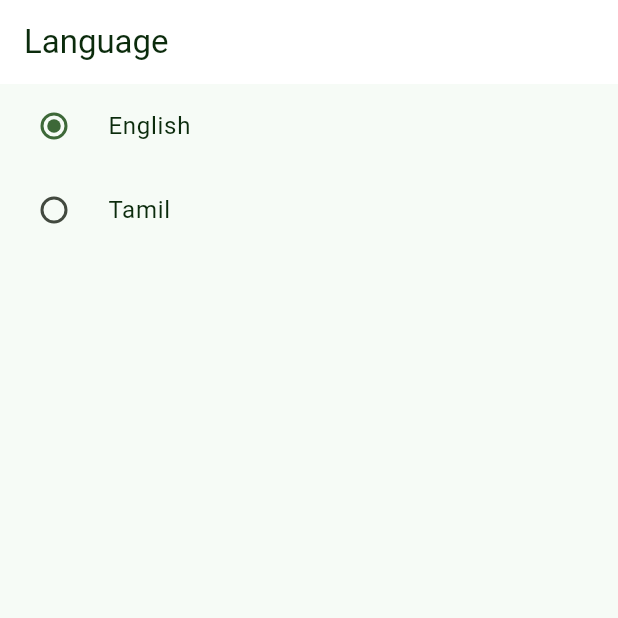
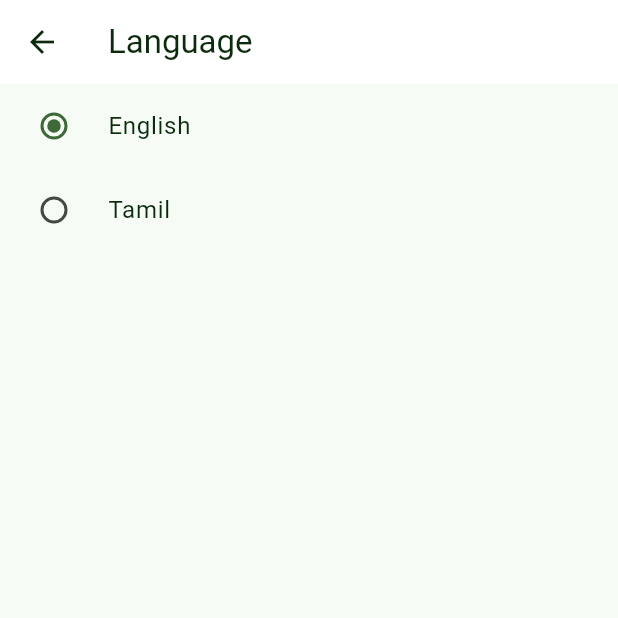
Before and after one commit to RAGHU1221/VIVASAYI, a Flutter app: the LanguageSelectionScreen screen opened by its route, on a phone screen of 412 x 824 dp, the top half of it. Run offline on Flutter 3.47's test engine with Material 3 defaults, Android fonts, the light colour scheme and no system bars; our stand-ins replace dio, fl_chart, flutter_secure_storage, geolocator, go_router, image_picker and 3 more; accounts and stored records are empty; network calls fail.

Commit message:
Update language_selection_screen.dart

```diff
--- a/flutter_app/lib/src/ui/screens/language_selection_screen.dart
+++ b/flutter_app/lib/src/ui/screens/language_selection_screen.dart
@@ -1,4 +1,5 @@
 import 'package:flutter/material.dart';
+import 'package:go_router/go_router.dart';
 import 'package:provider/provider.dart';
 import '../../services/locale_notifier.dart';
 import '../../services/translations.dart';
@@ -13,7 +14,13 @@ class LanguageSelectionScreen extends StatelessWidget {
 
     return Scaffold(
       backgroundColor: Theme.of(context).colorScheme.background,
-      appBar: AppBar(title: Text(Translations.t(locale, 'language.title'))),
+      appBar: AppBar(
+        leading: IconButton(
+          icon: const Icon(Icons.arrow_back),
+          onPressed: () => context.canPop() ? context.pop() : context.go('/settings'),
+        ),
+        title: Text(Translations.t(locale, 'language.title')),
+      ),
       body: ListView(
         children: [
           RadioListTile<String>(
```
